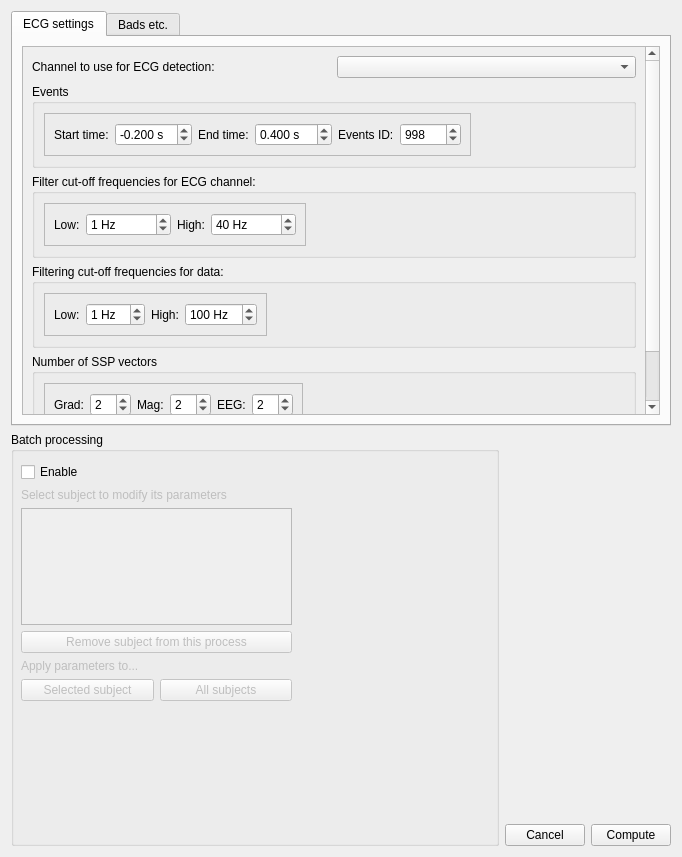
Qt form meggie_batch/ui/qt4Designer_ui_files/ecgParametersDialogBatch.ui (cibr-jyu/meggie) before a commit.
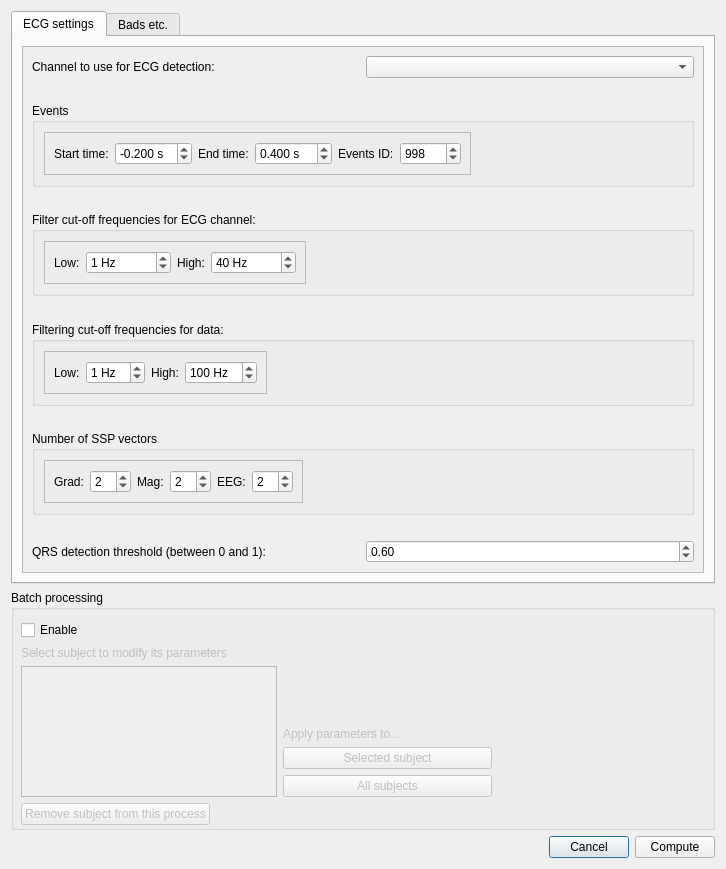
The same form after that commit.

Commit message: Modified ecgParametersDialog to have batching area and added some functionality to it. Not working yet.

Diff of the .ui file:
```diff
--- a/meggie_batch/ui/qt4Designer_ui_files/ecgParametersDialogBatch.ui
+++ b/meggie_batch/ui/qt4Designer_ui_files/ecgParametersDialogBatch.ui
@@ -6,8 +6,8 @@
    <rect>
     <x>0</x>
     <y>0</y>
-    <width>682</width>
-    <height>857</height>
+    <width>726</width>
+    <height>869</height>
    </rect>
   </property>
   <property name="windowTitle">
@@ -34,7 +34,7 @@
            <rect>
             <x>0</x>
             <y>0</y>
-            <width>627</width>
+            <width>671</width>
             <height>518</height>
            </rect>
           </property>
@@ -792,16 +792,57 @@
      </widget>
     </widget>
    </item>
+   <item row="3" column="1">
+    <layout class="QHBoxLayout" name="horizontalLayout_19">
+     <item>
+      <spacer name="horizontalSpacer">
+       <property name="orientation">
+        <enum>Qt::Horizontal</enum>
+       </property>
+       <property name="sizeHint" stdset="0">
+        <size>
+         <width>40</width>
+         <height>20</height>
+        </size>
+       </property>
+      </spacer>
+     </item>
+     <item>
+      <widget class="QPushButton" name="pushButtonCancel">
+       <property name="text">
+        <string>Cancel</string>
+       </property>
+      </widget>
+     </item>
+     <item>
+      <widget class="QPushButton" name="pushButtonCompute">
+       <property name="sizePolicy">
+        <sizepolicy hsizetype="Minimum" vsizetype="Fixed">
+         <horstretch>0</horstretch>
+         <verstretch>0</verstretch>
+        </sizepolicy>
+       </property>
+       <property name="text">
+        <string>Compute</string>
+       </property>
+      </widget>
+     </item>
+    </layout>
+   </item>
    <item row="2" column="1">
-    <layout class="QHBoxLayout" name="horizontalLayout_20">
-     <item>
       <widget class="QGroupBox" name="groupBoxBatch">
        <property name="sizePolicy">
-        <sizepolicy hsizetype="Expanding" vsizetype="Expanding">
+      <sizepolicy hsizetype="Expanding" vsizetype="Fixed">
          <horstretch>0</horstretch>
          <verstretch>0</verstretch>
         </sizepolicy>
        </property>
+     <property name="minimumSize">
+      <size>
+       <width>0</width>
+       <height>240</height>
+      </size>
+     </property>
        <property name="title">
         <string>Batch processing</string>
        </property>
@@ -810,8 +851,8 @@
          <rect>
           <x>10</x>
           <y>30</y>
-          <width>271</width>
-          <height>239</height>
+        <width>471</width>
+        <height>205</height>
          </rect>
         </property>
         <layout class="QVBoxLayout" name="verticalLayout_8">
@@ -845,7 +886,9 @@
           </widget>
          </item>
          <item>
-          <widget class="QListWidget" name="listWidget">
+        <layout class="QHBoxLayout" name="horizontalLayout_16">
+         <item>
+          <widget class="QListWidget" name="listWidgetSubjects">
            <property name="enabled">
             <bool>false</bool>
            </property>
@@ -858,20 +901,21 @@
           </widget>
          </item>
          <item>
-          <widget class="QPushButton" name="pushButtonRemove">
-           <property name="enabled">
-            <bool>false</bool>
-           </property>
-           <property name="sizePolicy">
-            <sizepolicy hsizetype="Expanding" vsizetype="Fixed">
-             <horstretch>0</horstretch>
-             <verstretch>0</verstretch>
-            </sizepolicy>
-           </property>
-           <property name="text">
-            <string>Remove subject from this process</string>
-           </property>
-          </widget>
+          <layout class="QVBoxLayout" name="verticalLayout_7">
+           <item>
+            <layout class="QVBoxLayout" name="verticalLayout_6">
+             <item>
+              <spacer name="verticalSpacer_6">
+               <property name="orientation">
+                <enum>Qt::Vertical</enum>
+               </property>
+               <property name="sizeHint" stdset="0">
+                <size>
+                 <width>20</width>
+                 <height>40</height>
+                </size>
+               </property>
+              </spacer>
          </item>
          <item>
           <widget class="QLabel" name="label_2">
@@ -883,13 +927,19 @@
            </property>
           </widget>
          </item>
-         <item>
-          <layout class="QHBoxLayout" name="horizontalLayout_28">
+            </layout>
+           </item>
            <item>
             <widget class="QPushButton" name="pushButtonApply">
              <property name="enabled">
               <bool>false</bool>
              </property>
+             <property name="sizePolicy">
+              <sizepolicy hsizetype="Expanding" vsizetype="Fixed">
+               <horstretch>0</horstretch>
+               <verstretch>0</verstretch>
+              </sizepolicy>
+             </property>
              <property name="text">
               <string>Selected subject</string>
              </property>
@@ -900,6 +950,12 @@
              <property name="enabled">
               <bool>false</bool>
              </property>
+             <property name="sizePolicy">
+              <sizepolicy hsizetype="Expanding" vsizetype="Fixed">
+               <horstretch>0</horstretch>
+               <verstretch>0</verstretch>
+              </sizepolicy>
+             </property>
              <property name="text">
               <string>All subjects</string>
              </property>
@@ -908,55 +964,26 @@
           </layout>
          </item>
         </layout>
-       </widget>
-      </widget>
      </item>
      <item>
-      <layout class="QHBoxLayout" name="horizontalLayout_16">
-       <item>
-        <layout class="QVBoxLayout" name="verticalLayout_6">
-         <item>
-          <spacer name="verticalSpacer_6">
-           <property name="orientation">
-            <enum>Qt::Vertical</enum>
-           </property>
-           <property name="sizeHint" stdset="0">
-            <size>
-             <width>20</width>
-             <height>40</height>
-            </size>
-           </property>
-          </spacer>
-         </item>
-         <item>
-          <layout class="QHBoxLayout" name="horizontalLayout_19">
-           <item>
-            <widget class="QPushButton" name="pushButtonCancel">
-             <property name="text">
-              <string>Cancel</string>
-             </property>
-            </widget>
-           </item>
-           <item>
-            <widget class="QPushButton" name="pushButtonCompute">
+        <widget class="QPushButton" name="pushButtonRemove">
+         <property name="enabled">
+          <bool>false</bool>
+         </property>
              <property name="sizePolicy">
-              <sizepolicy hsizetype="Minimum" vsizetype="Fixed">
+          <sizepolicy hsizetype="Fixed" vsizetype="Fixed">
                <horstretch>0</horstretch>
                <verstretch>0</verstretch>
               </sizepolicy>
              </property>
              <property name="text">
-              <string>Compute</string>
+          <string>Remove subject from this process</string>
              </property>
             </widget>
            </item>
           </layout>
-         </item>
-        </layout>
-       </item>
-      </layout>
-     </item>
-    </layout>
+     </widget>
+    </widget>
    </item>
   </layout>
  </widget>
```
Left out of the diff: 2 changed lines with no effect on the pictures. Lines whose indentation alone changed are shown as unchanged. The commit also changes 5 other files.
